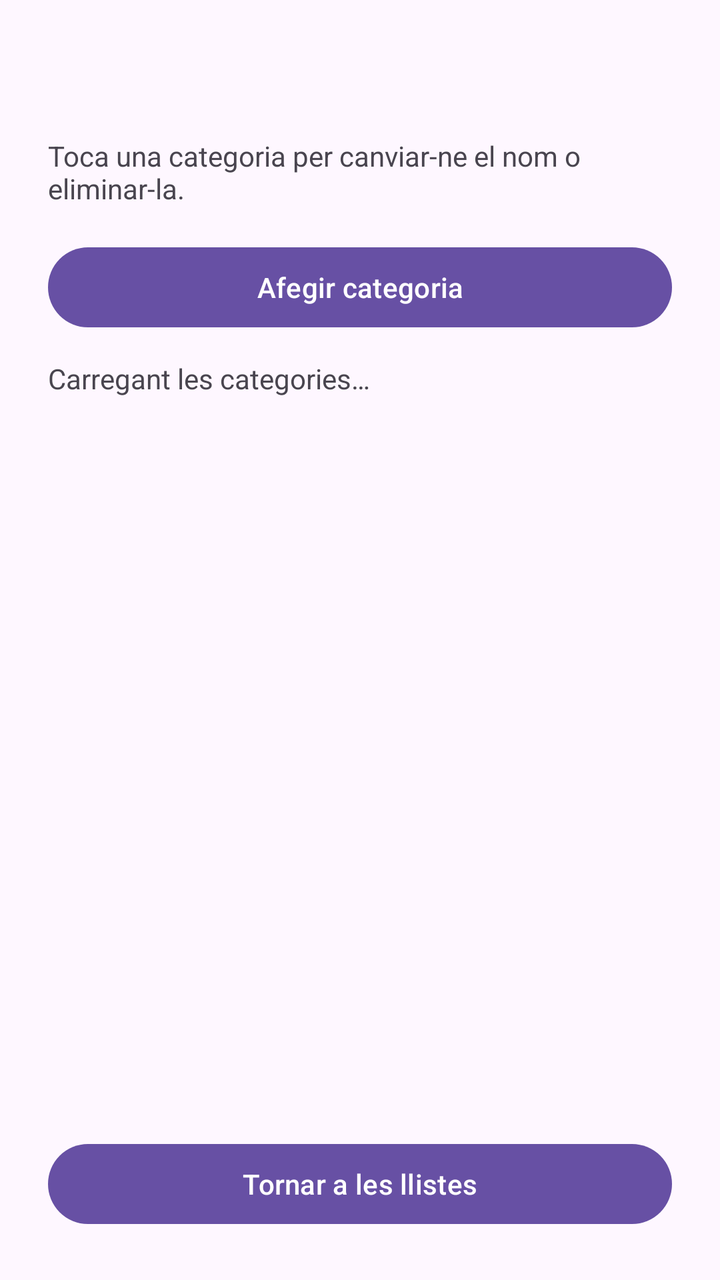
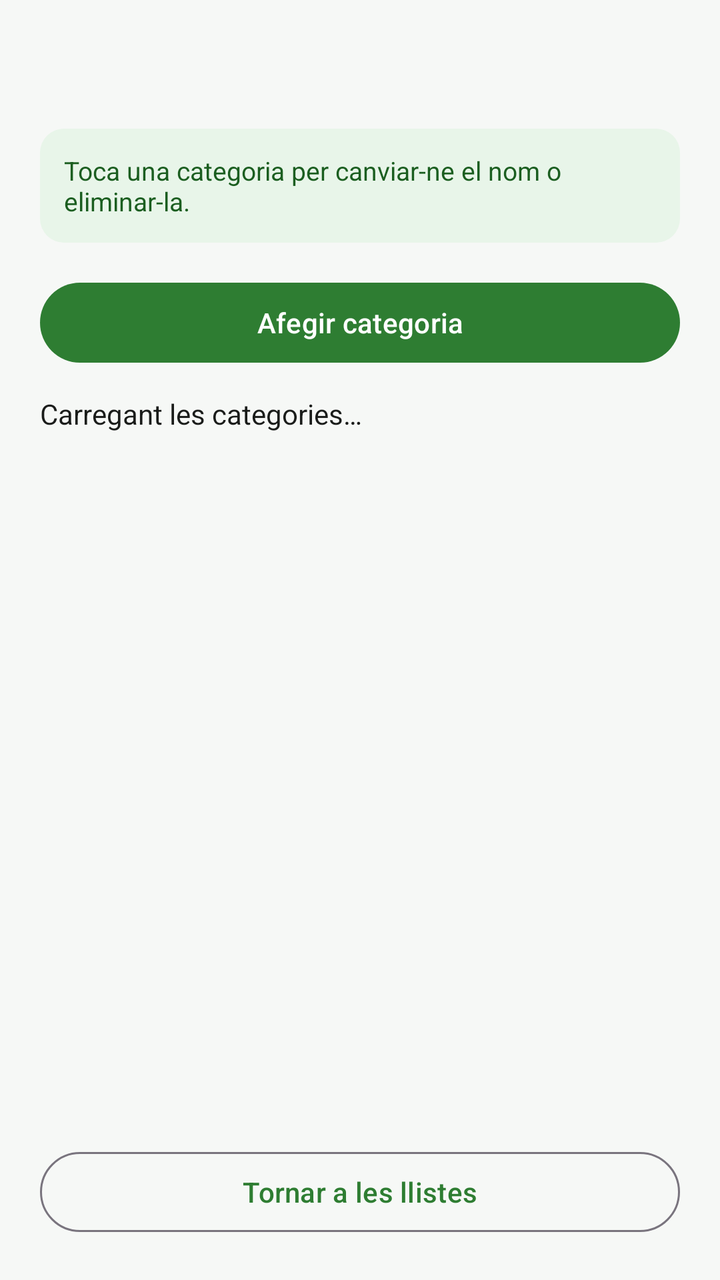

Before-and-after screenshots of an Android layout around one commit, followed by the original layout XML and the change that was made.
<!-- AndroidManifest.xml: application theme Theme.LlistaCompra_Ousama_Aaron -->
<!-- res/layout/activity_categories.xml -->
<?xml version="1.0" encoding="utf-8"?>
<FrameLayout xmlns:android="http://schemas.android.com/apk/res/android"
    android:id="@+id/arrelCategories"
    android:layout_width="match_parent"
    android:layout_height="match_parent">

    <LinearLayout
        android:layout_width="match_parent"
        android:layout_height="match_parent"
        android:orientation="vertical"
        android:padding="24dp">

        <TextView
            android:id="@+id/tvTitolCategories"
            android:layout_width="match_parent"
            android:layout_height="wrap_content"
            android:textSize="24sp"
            android:textStyle="bold" />

        <TextView
            android:layout_width="match_parent"
            android:layout_height="wrap_content"
            android:layout_marginTop="12dp"
            android:text="@string/categories_indicacio" />

        <Button
            android:id="@+id/btnAfegirCategoria"
            android:layout_width="match_parent"
            android:layout_height="wrap_content"
            android:layout_marginTop="16dp"
            android:text="@string/categories_afegir" />

        <TextView
            android:id="@+id/tvEstatCategories"
            android:layout_width="match_parent"
            android:layout_height="wrap_content"
            android:layout_marginTop="12dp"
            android:layout_marginBottom="8dp"
            android:accessibilityLiveRegion="polite"
            android:text="@string/categories_carregant" />

        <ListView
            android:id="@+id/lvCategories"
            android:layout_width="match_parent"
            android:layout_height="0dp"
            android:layout_weight="1" />

        <Button
            android:id="@+id/btnTornarLlistes"
            android:layout_width="match_parent"
            android:layout_height="wrap_content"
            android:text="@string/categories_tornar" />

    </LinearLayout>
</FrameLayout>
<!-- resources referenced by this layout -->
<resources>
  <string name="categories_afegir">Afegir categoria</string>
  <string name="categories_carregant">Carregant les categories…</string>
  <string name="categories_indicacio">Toca una categoria per canviar-ne el nom o eliminar-la.</string>
  <string name="categories_tornar">Tornar a les llistes</string>
  <style name="Theme.LlistaCompra_Ousama_Aaron" parent="Base.Theme.LlistaCompra_Ousama_Aaron" />
  <style name="Base.Theme.LlistaCompra_Ousama_Aaron" parent="Theme.Material3.DayNight.NoActionBar">
          
          
      </style>
</resources>

<!-- the commit's change to res/layout/activity_categories.xml (unified diff, before → after) -->
@@ -2,18 +2,20 @@
 <FrameLayout xmlns:android="http://schemas.android.com/apk/res/android"
     android:id="@+id/arrelCategories"
     android:layout_width="match_parent"
-    android:layout_height="match_parent">
+    android:layout_height="match_parent"
+    android:background="?android:attr/colorBackground">
 
     <LinearLayout
         android:layout_width="match_parent"
         android:layout_height="match_parent"
         android:orientation="vertical"
-        android:padding="24dp">
+        android:padding="20dp">
 
         <TextView
             android:id="@+id/tvTitolCategories"
             android:layout_width="match_parent"
             android:layout_height="wrap_content"
+            android:textColor="?attr/colorPrimary"
             android:textSize="24sp"
             android:textStyle="bold" />
 
@@ -21,13 +23,19 @@
             android:layout_width="match_parent"
             android:layout_height="wrap_content"
             android:layout_marginTop="12dp"
-            android:text="@string/categories_indicacio" />
+            android:background="@drawable/bg_info_box"
+            android:padding="12dp"
+            android:text="@string/categories_indicacio"
+            android:textColor="?attr/colorOnPrimaryContainer"
+            android:textSize="13sp" />
 
         <Button
             android:id="@+id/btnAfegirCategoria"
+            style="@style/Widget.Material3.Button"
             android:layout_width="match_parent"
             android:layout_height="wrap_content"
             android:layout_marginTop="16dp"
+            android:minHeight="48dp"
             android:text="@string/categories_afegir" />
 
         <TextView
@@ -37,18 +45,25 @@
             android:layout_marginTop="12dp"
             android:layout_marginBottom="8dp"
             android:accessibilityLiveRegion="polite"
-            android:text="@string/categories_carregant" />
+            android:text="@string/categories_carregant"
+            android:textColor="?attr/colorOnSurface"
+            android:textSize="14sp" />
 
         <ListView
             android:id="@+id/lvCategories"
             android:layout_width="match_parent"
             android:layout_height="0dp"
-            android:layout_weight="1" />
+            android:layout_weight="1"
+            android:divider="@null"
+            android:dividerHeight="0dp" />
 
         <Button
             android:id="@+id/btnTornarLlistes"
+            style="@style/Widget.Material3.Button.OutlinedButton"
             android:layout_width="match_parent"
             android:layout_height="wrap_content"
+            android:layout_marginTop="12dp"
+            android:minHeight="48dp"
             android:text="@string/categories_tornar" />
 
     </LinearLayout>
<!-- resource entries referenced after the edit -->
@@ -1,13 +1,34 @@
 <!-- resources referenced by this layout -->
 <resources>
+  <!-- drawable bg_info_box (drawable) -->
+  <?xml version="1.0" encoding="utf-8"?>
+  <shape xmlns:android="http://schemas.android.com/apk/res/android"
+      android:shape="rectangle">
+      <solid android:color="?attr/colorPrimaryContainer" />
+      <corners android:radius="12dp" />
+  </shape>
   <string name="categories_afegir">Afegir categoria</string>
   <string name="categories_carregant">Carregant les categories…</string>
   <string name="categories_indicacio">Toca una categoria per canviar-ne el nom o eliminar-la.</string>
   <string name="categories_tornar">Tornar a les llistes</string>
   <style name="Theme.LlistaCompra_Ousama_Aaron" parent="Base.Theme.LlistaCompra_Ousama_Aaron" />
   <style name="Base.Theme.LlistaCompra_Ousama_Aaron" parent="Theme.Material3.DayNight.NoActionBar">
-          
-          
+          <item name="colorPrimary">@color/green_primary</item>
+          <item name="colorOnPrimary">@color/white</item>
+          <item name="colorPrimaryContainer">@color/green_primary_container</item>
+          <item name="colorOnPrimaryContainer">@color/green_on_primary_container</item>
+          <item name="android:colorBackground">@color/bg_light</item>
+          <item name="colorSurface">@color/surface_light</item>
+          <item name="colorOnSurface">@color/text_primary_light</item>
+          <item name="colorError">@color/error_red</item>
       </style>
+  <color name="green_primary">#2E7D32</color>
+  <color name="white">#FFFFFFFF</color>
+  <color name="green_primary_container">#E8F5E9</color>
+  <color name="green_on_primary_container">#1B5E20</color>
+  <color name="bg_light">#F6F8F6</color>
+  <color name="surface_light">#FFFFFFFF</color>
+  <color name="text_primary_light">#1A1C1A</color>
+  <color name="error_red">#B00020</color>
 </resources>
 
